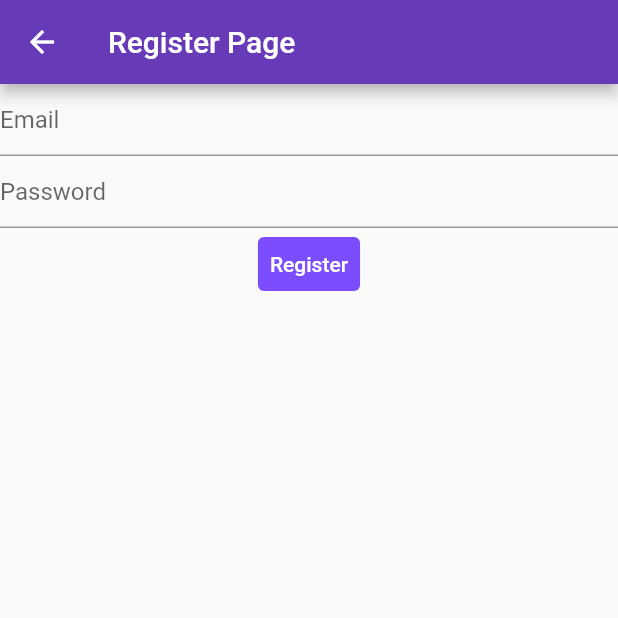
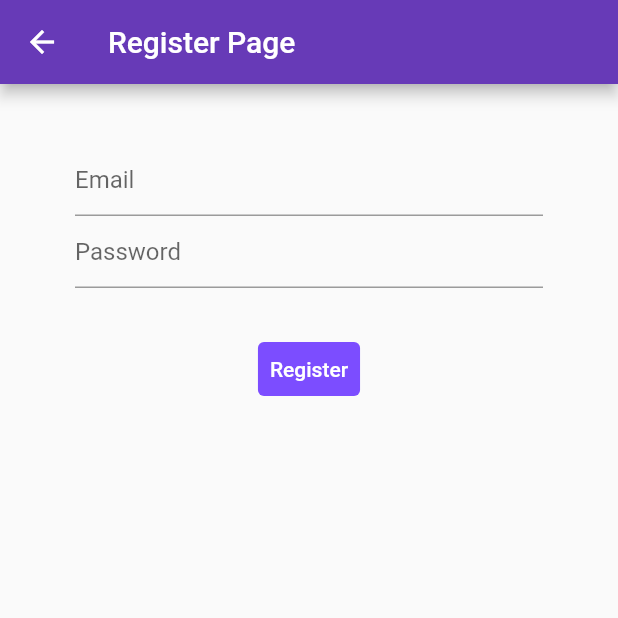
Before and after one commit to walidwazini/Flutter-ChatApp-1, a Flutter app: the RegisterPage screen opened directly, after a tap on "Register", on a phone screen of 412 x 824 dp, the top half of it. Run offline on Flutter 3.47's test engine with Material 2 defaults, Android fonts, the phone set to English and light mode, and no system bars; our stand-ins replace cloud_firestore, firebase_auth, firebase_core; accounts and stored records are empty; network calls fail.

```diff
--- a/lib/main.dart
+++ b/lib/main.dart
@@ -1,7 +1,10 @@
 import 'package:chat_app/widgets/login.dart';
 import 'package:flutter/material.dart';
+import 'package:firebase_core/firebase_core.dart';
 
-void main() {
+void main() async {
+  WidgetsFlutterBinding.ensureInitialized();
+  await Firebase.initializeApp();
   runApp(MyApp());
 }
 
--- a/lib/widgets/register.dart
+++ b/lib/widgets/register.dart
@@ -1,22 +1,61 @@
 import 'package:flutter/material.dart';
+import 'package:firebase_auth/firebase_auth.dart';
+import 'package:cloud_firestore/cloud_firestore.dart';
 
 class RegisterPage extends StatelessWidget {
-  const RegisterPage({Key? key}) : super(key: key);
+  // const RegisterPage({Key? key}) : super(key: key);
+  var emailEditingController = TextEditingController();
+  var passwordEditingController = TextEditingController();
+  FirebaseAuth _auth = FirebaseAuth.instance;
 
   @override
   Widget build(BuildContext context) {
     return Scaffold(
-        appBar: AppBar(title: Text('Register Page'),),
-        body: Column(
-          children: [
-            TextField(decoration: InputDecoration(hintText: 'Email'),),
-            TextField(decoration: InputDecoration(hintText: 'Password'), obscureText: true,),
-            TextButton(onPressed: (){},
-              child: Text('Register'),
-              style: TextButton.styleFrom(backgroundColor: Colors.deepPurpleAccent, primary: Colors.white),),
-          ],
-        )
-
-    );;
+        appBar: AppBar(
+          title: Text('Register Page'),
+        ),
+        body: Padding(
+          padding: const EdgeInsets.fromLTRB(50, 40, 50, 10),
+          child: Column(
+            children: [
+              TextField(
+                controller: emailEditingController,
+                decoration: InputDecoration(hintText: 'Email'),
+              ),
+              TextField(
+                controller: passwordEditingController,
+                decoration: InputDecoration(hintText: 'Password'),
+                obscureText: true,
+              ),
+              // TextField(decoration: InputDecoration(hintText: 'Email'),),
+              // TextField(decoration: InputDecoration(hintText: 'Password'), obscureText: true,),
+              SizedBox(height: 30,),
+              TextButton(
+                onPressed: () async {
+                  User? user = (await _auth.createUserWithEmailAndPassword(
+                    email: emailEditingController.text.trim(),
+                    password: passwordEditingController.text,
+                  )).user;
+                  if (user != null) {
+                    print("Succesfully registered");
+                    FirebaseFirestore.instance.collection('user').doc(user.uid).set({
+                      'email' : user.email,
+                      'id' : user.uid,
+                      'createAt' : DateTime.now(),
+                      'chattingWith' : null,
+                    });
+                  } else {
+                    print("Something is wrong!");
+                  }
+                },
+                child: Text('Register'),
+                style: TextButton.styleFrom(
+                    backgroundColor: Colors.deepPurpleAccent,
+                    primary: Colors.white),
+              ),
+            ],
+          ),
+        ));
+    ;
   }
 }
--- a/pubspec.yaml
+++ b/pubspec.yaml
@@ -29,6 +29,9 @@ dependencies:
   # Use with the CupertinoIcons class for iOS style icons.
   cupertino_icons: ^1.0.2
   fluttertoast: ^8.0.7
+  firebase_core: ^1.4.0
+  firebase_auth: ^3.0.1
+  cloud_firestore: ^2.4.0
 
 dev_dependencies:
   flutter_test:
```
Also changed, not shown: lib/widgets/forgot_password.dart (+18 -4 lines), lib/widgets/login.dart (+20 -4 lines), pubspec.lock, 3 other files.
